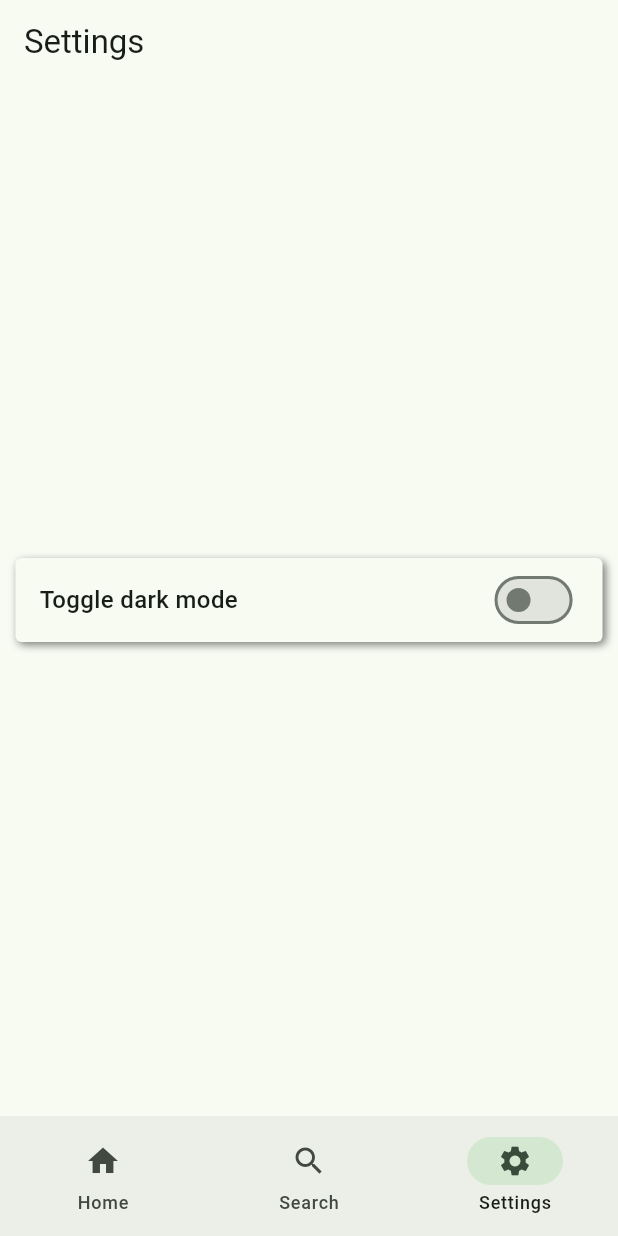
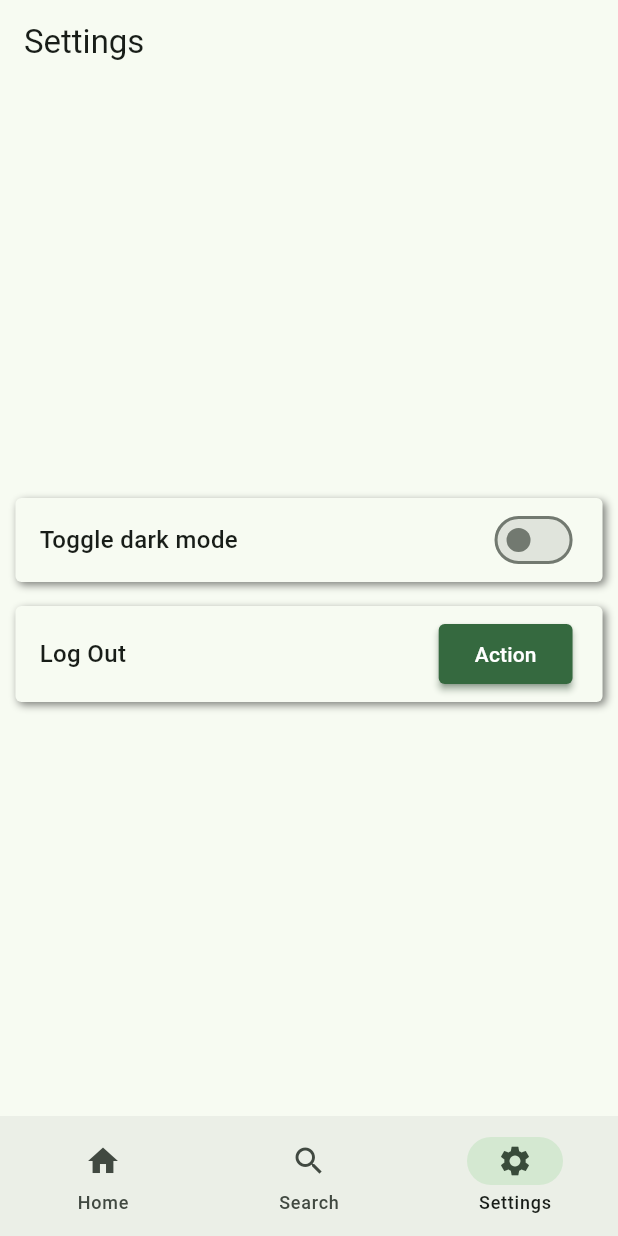
Before and after one commit to ZBramblett/Jobs-Market-and-Salaries-Application, a Flutter app: the screen it shows after launch, item 3 of the bottom bar chosen, on a phone screen of 412 x 824 dp. Run offline on Flutter 3.47's test engine with Material 3 defaults, Android fonts, the phone set to English and light mode, and no system bars.

Commit message:
Tweaked UI elements in dark mode, added log out button (useless currently)

```diff
--- a/lib/main.dart
+++ b/lib/main.dart
@@ -26,8 +26,15 @@ class MyApp extends StatelessWidget {
             ),
           ),
           darkTheme: ThemeData(
-            colorScheme: ColorScheme.fromSeed(
-              seedColor: const Color.fromARGB(255, 35, 82, 45),
+            colorScheme: ColorScheme(
+              primary: Color.fromARGB(255, 175, 255, 175),
+              secondary: Color.fromARGB(255, 100, 255, 100),
+              surface: Color.fromARGB(255, 20, 22, 20),
+              error: Color.fromARGB(255, 255, 0, 0),
+              onPrimary: Color.fromARGB(255, 35, 40, 35),
+              onSecondary: Color.fromARGB(255, 35, 40, 35),
+              onSurface: Color.fromARGB(255, 255, 255, 255),
+              onError: Color.fromARGB(255, 10, 20, 10),
               brightness: Brightness.dark,
             ),
           ),
--- a/lib/view/UI_functions.dart
+++ b/lib/view/UI_functions.dart
@@ -169,6 +169,9 @@ class _CustomCardState extends State<CustomCard> {
               offset: const Offset(2, 2),
             ),
           ],
+          border: Theme.of(context).brightness == Brightness.dark
+              ? Border.all(color: scheme.primary.withAlpha(75), width: 0.75)
+              : null,
         ),
         child: Column(
           crossAxisAlignment: CrossAxisAlignment.start,
@@ -282,6 +285,9 @@ class _CustomSettingsItemState extends State<CustomSettingsItem> {
               offset: const Offset(2, 2),
             ),
           ],
+          border: Theme.of(context).brightness == Brightness.dark
+              ? Border.all(color: scheme.primary.withAlpha(75), width: 0.75)
+              : null,
         ),
         child: Row(
           mainAxisAlignment: MainAxisAlignment.spaceBetween,
--- a/lib/view/settingspage.dart
+++ b/lib/view/settingspage.dart
@@ -21,6 +21,11 @@ class SettingsPage extends StatelessWidget {
                 themeNotifier.value = value ? ThemeMode.dark : ThemeMode.light;
               },
             ),
+            CustomSettingsItem(
+              text: 'Log Out',
+              style: 'button',
+              onPressed: () {},
+            ),
           ],
         ),
       ),
```
